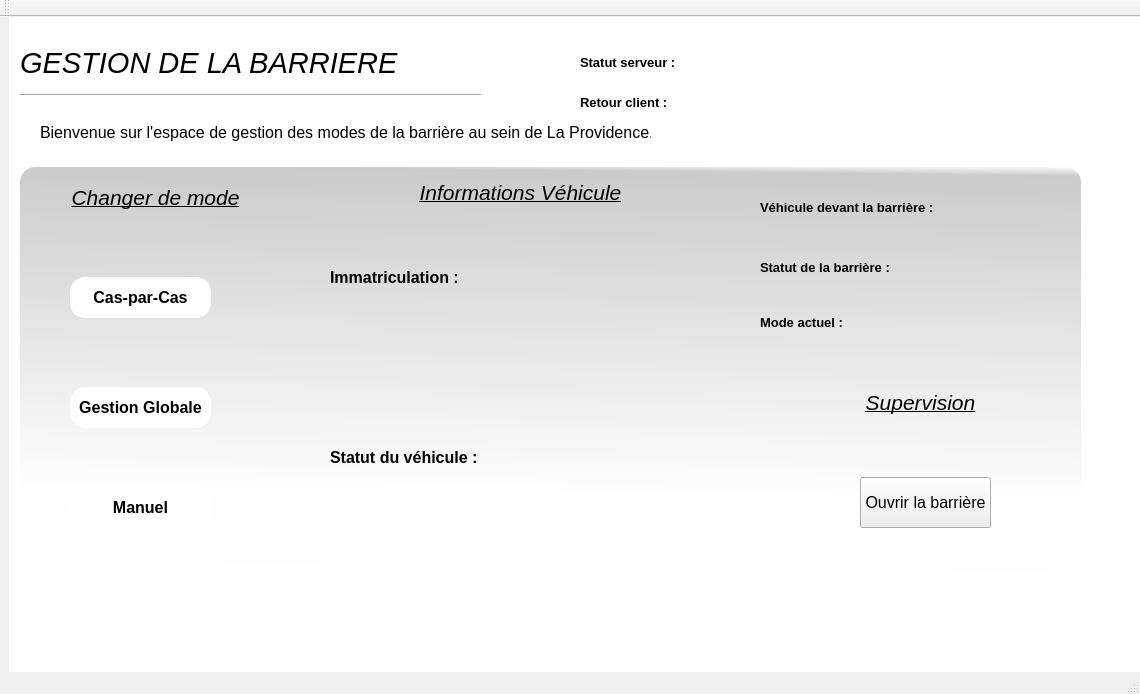
The window that Process/Process_Barriere/Process_Barriere/Process_Barriere.ui (eloiselcr/Gestion-acces-parking) describes before a commit, drawn with Qt 5.
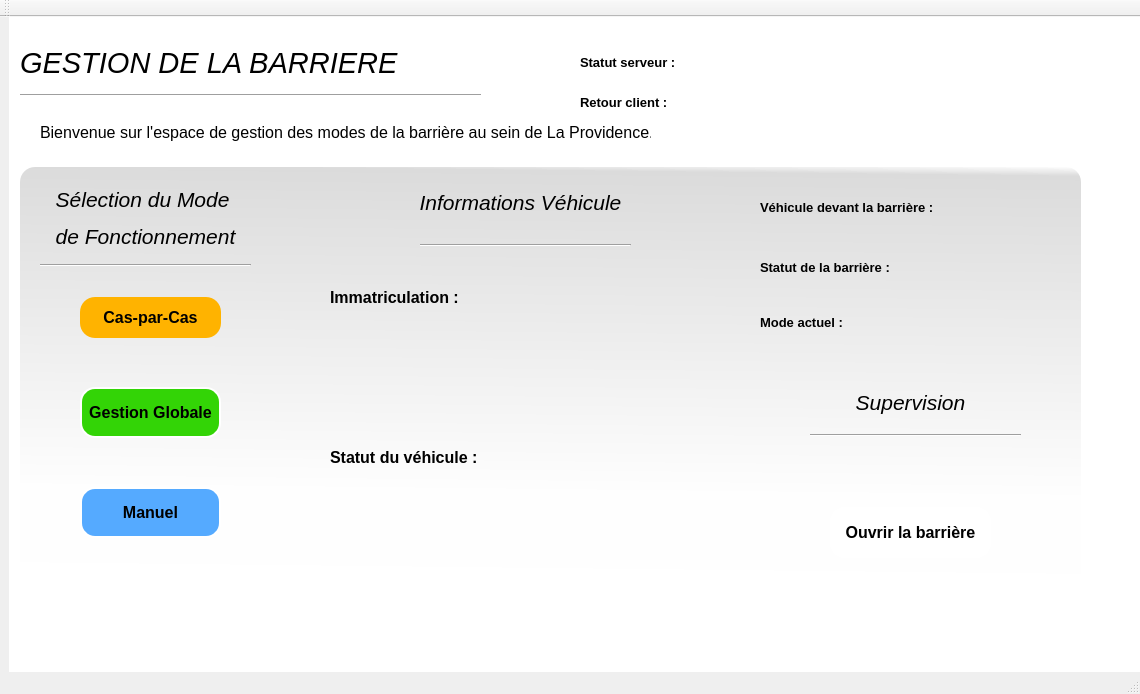
The same window after the commit. Icons and pictures are not drawn.

```diff
--- a/Process/Process_Barriere/Process_Barriere/Process_Barriere.ui
+++ b/Process/Process_Barriere/Process_Barriere/Process_Barriere.ui
@@ -323,7 +323,7 @@
        <property name="geometry">
         <rect>
          <x>10</x>
-         <y>100</y>
+         <y>120</y>
          <width>161</width>
          <height>41</height>
         </rect>
@@ -363,7 +363,7 @@
        <property name="geometry">
         <rect>
          <x>60</x>
-         <y>10</y>
+         <y>20</y>
          <width>281</width>
          <height>51</height>
         </rect>
@@ -374,7 +374,7 @@
          <weight>50</weight>
          <italic>true</italic>
          <bold>false</bold>
-         <underline>true</underline>
+         <underline>false</underline>
         </font>
        </property>
        <property name="text">
@@ -388,14 +388,14 @@
        <property name="geometry">
         <rect>
          <x>80</x>
-         <y>160</y>
+         <y>180</y>
          <width>251</width>
          <height>71</height>
         </rect>
        </property>
        <property name="font">
         <font>
-         <pointsize>12</pointsize>
+         <pointsize>16</pointsize>
         </font>
        </property>
        <property name="text">
@@ -409,9 +409,9 @@
        <property name="geometry">
         <rect>
          <x>20</x>
-         <y>330</y>
+         <y>340</y>
          <width>351</width>
-         <height>121</height>
+         <height>111</height>
         </rect>
        </property>
        <property name="font">
@@ -426,6 +426,19 @@
         <set>Qt::AlignCenter</set>
        </property>
       </widget>
+      <widget class="Line" name="line_InfosVehicule">
+       <property name="geometry">
+        <rect>
+         <x>100</x>
+         <y>80</y>
+         <width>211</width>
+         <height>16</height>
+        </rect>
+       </property>
+       <property name="orientation">
+        <enum>Qt::Horizontal</enum>
+       </property>
+      </widget>
      </widget>
      <widget class="QWidget" name="widget_ChoixModes" native="true">
       <property name="geometry">
@@ -439,10 +452,10 @@
       <widget class="QPushButton" name="btn_GestionGlobale">
        <property name="geometry">
         <rect>
-         <x>60</x>
+         <x>70</x>
          <y>230</y>
          <width>141</width>
-         <height>41</height>
+         <height>51</height>
         </rect>
        </property>
        <property name="font">
@@ -453,7 +466,7 @@
         </font>
        </property>
        <property name="styleSheet">
-        <string notr="true">background-color: rgb(255, 255, 255);
+        <string notr="true">background-color: rgb(51, 212, 6);
 border-radius: 15px;
 border: 2px solid white;</string>
        </property>
@@ -464,8 +477,8 @@
       <widget class="QPushButton" name="btn_CasparCas">
        <property name="geometry">
         <rect>
-         <x>60</x>
-         <y>120</y>
+         <x>70</x>
+         <y>140</y>
          <width>141</width>
          <height>41</height>
         </rect>
@@ -478,9 +491,8 @@
         </font>
        </property>
        <property name="styleSheet">
-        <string notr="true">background-color: rgb(255, 255, 255);
-border-radius: 15px;
-border: 2px solid white;</string>
+        <string notr="true">background-color: rgb(255, 179, 0);
+border-radius: 15px;</string>
        </property>
        <property name="text">
         <string>Cas-par-Cas</string>
@@ -489,10 +501,10 @@
       <widget class="QPushButton" name="btn_Manuel">
        <property name="geometry">
         <rect>
-         <x>60</x>
+         <x>70</x>
          <y>330</y>
          <width>141</width>
-         <height>41</height>
+         <height>51</height>
         </rect>
        </property>
        <property name="font">
@@ -503,7 +515,7 @@
         </font>
        </property>
        <property name="styleSheet">
-        <string notr="true">background-color: rgb(255, 255, 255);
+        <string notr="true">background-color: rgb(85, 170, 255);
 border-radius: 15px;
 border: 2px solid white;</string>
        </property>
@@ -514,50 +526,69 @@
       <widget class="QLabel" name="label_TilteChangeMode">
        <property name="geometry">
         <rect>
-         <x>50</x>
-         <y>20</y>
+         <x>40</x>
+         <y>30</y>
          <width>191</width>
-         <height>41</height>
+         <height>61</height>
         </rect>
        </property>
        <property name="font">
         <font>
          <pointsize>16</pointsize>
          <italic>true</italic>
-         <underline>true</underline>
+         <underline>false</underline>
         </font>
        </property>
        <property name="text">
-        <string>Changer de mode</string>
+        <string>&lt;html&gt;&lt;head/&gt;&lt;body&gt;&lt;p&gt;Sélection du Mode &lt;/p&gt;&lt;p&gt;de Fonctionnement&lt;/p&gt;&lt;/body&gt;&lt;/html&gt;</string>
        </property>
        <property name="alignment">
         <set>Qt::AlignCenter</set>
        </property>
       </widget>
+      <widget class="Line" name="line_ChoixModes">
+       <property name="geometry">
+        <rect>
+         <x>30</x>
+         <y>100</y>
+         <width>211</width>
+         <height>16</height>
+        </rect>
+       </property>
+       <property name="orientation">
+        <enum>Qt::Horizontal</enum>
+       </property>
+      </widget>
      </widget>
      <widget class="QWidget" name="widget_SupervisionBarriere" native="true">
       <property name="geometry">
        <rect>
         <x>790</x>
         <y>230</y>
-        <width>351</width>
+        <width>321</width>
         <height>251</height>
        </rect>
       </property>
       <widget class="QPushButton" name="btn_OuvertureBarriere">
        <property name="geometry">
         <rect>
-         <x>110</x>
-         <y>110</y>
-         <width>131</width>
+         <x>80</x>
+         <y>140</y>
+         <width>161</width>
          <height>51</height>
         </rect>
        </property>
        <property name="font">
         <font>
          <pointsize>12</pointsize>
+         <weight>75</weight>
+         <bold>true</bold>
         </font>
        </property>
+       <property name="styleSheet">
+        <string notr="true">border-radius: 15px;
+background-color: rgb(255, 255, 255);</string>
+       </property>
        <property name="text">
         <string>Ouvrir la barrière</string>
        </property>
@@ -565,7 +596,7 @@
       <widget class="QLabel" name="label_SupervisionTitle">
        <property name="geometry">
         <rect>
-         <x>30</x>
+         <x>20</x>
          <y>10</y>
          <width>281</width>
          <height>51</height>
@@ -577,7 +608,7 @@
          <weight>50</weight>
          <italic>true</italic>
          <bold>false</bold>
-         <underline>true</underline>
+         <underline>false</underline>
         </font>
        </property>
        <property name="text">
@@ -587,13 +618,26 @@
         <set>Qt::AlignCenter</set>
        </property>
       </widget>
+      <widget class="Line" name="line_SupervisionBarriere">
+       <property name="geometry">
+        <rect>
+         <x>60</x>
+         <y>60</y>
+         <width>211</width>
+         <height>16</height>
+        </rect>
+       </property>
+       <property name="orientation">
+        <enum>Qt::Horizontal</enum>
+       </property>
+      </widget>
      </widget>
      <widget class="QWidget" name="widget_InfosGlobal" native="true">
       <property name="geometry">
        <rect>
         <x>790</x>
         <y>20</y>
-        <width>351</width>
+        <width>321</width>
         <height>191</height>
        </rect>
       </property>
@@ -881,7 +925,7 @@
      </rect>
     </property>
     <property name="styleSheet">
-     <string notr="true">background-color: qlineargradient(spread:pad, x1:0.975, y1:1, x2:1, y2:0, stop:0 rgba(255, 255, 255, 255), stop:0.308824 rgba(254, 254, 254, 255), stop:0.98 rgba(203, 203, 203, 255), stop:1 rgba(0, 0, 0, 0));
+     <string notr="true">background-color: qlineargradient(spread:pad, x1:0.975, y1:1, x2:1, y2:0, stop:0 rgba(255, 255, 255, 255), stop:0.308824 rgba(254, 254, 254, 255), stop:0.98 rgba(219, 219, 219, 255), stop:1 rgba(0, 0, 0, 0));
 border-radius: 15px;
 </string>
     </property>
```
Left out of the diff: 52 changed lines with no effect on the pictures.
